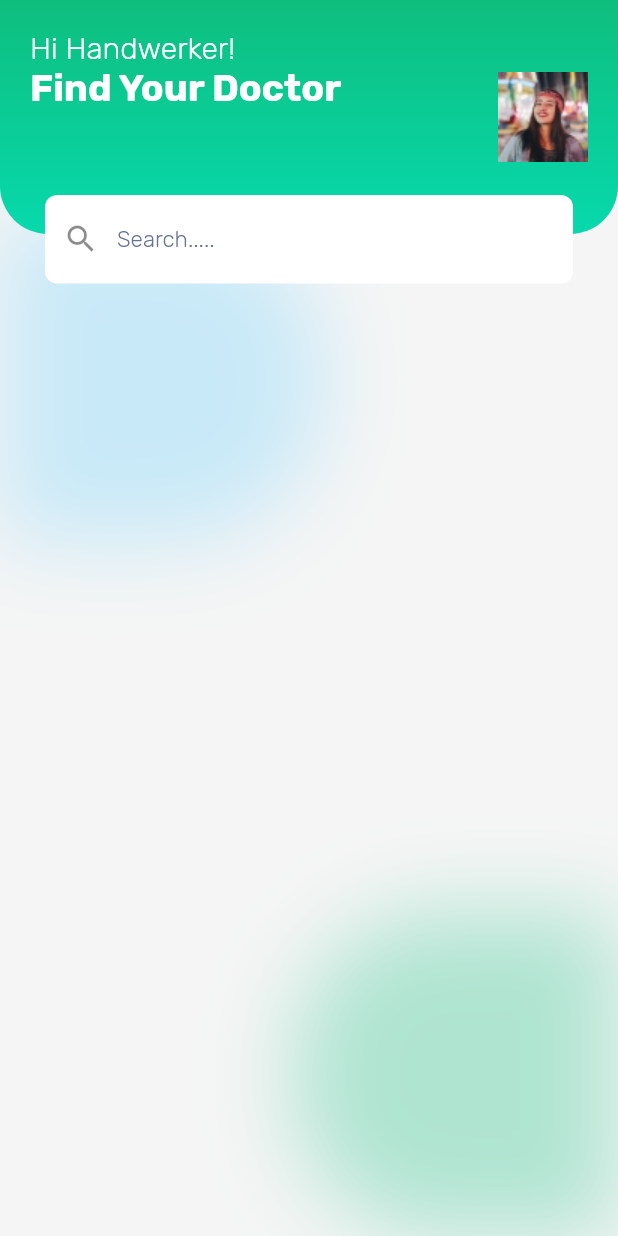
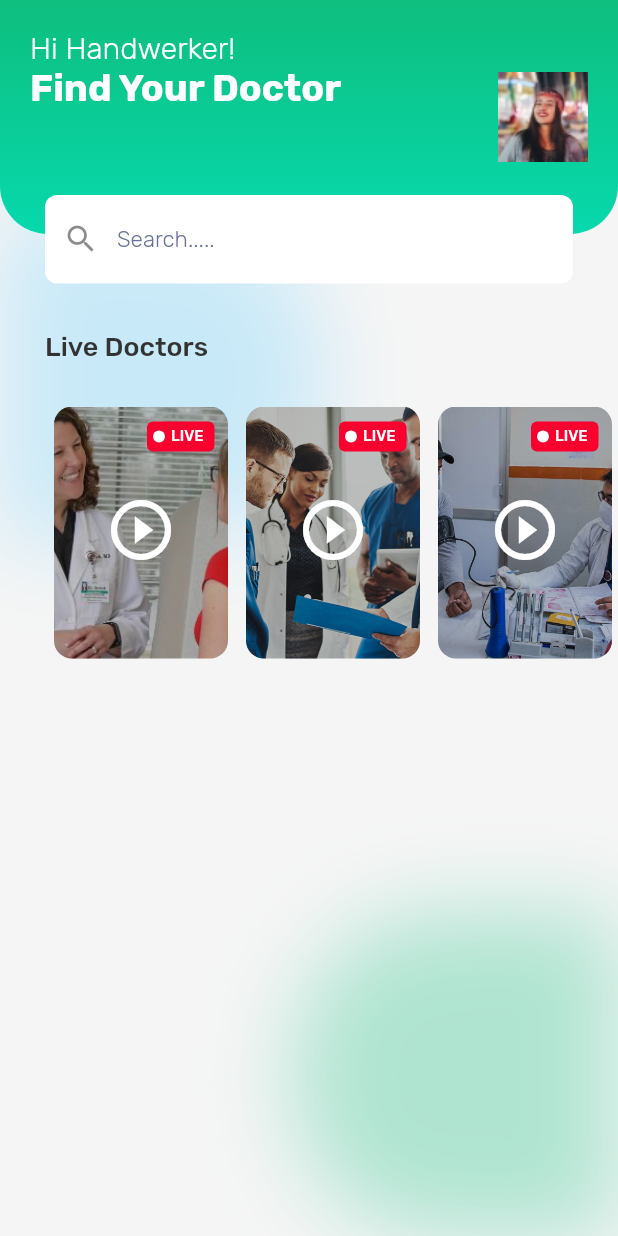
Before and after one commit to mohammad-dehghanifard/flutter_ui_challenge, a Flutter app: the screen it shows after launch, on a phone screen of 412 x 824 dp. Run offline on Flutter 3.47's test engine with Material 3 defaults, Android fonts, the light colour scheme and no system bars; our stand-ins replace carousel_slider, google_fonts, google_nav_bar, readmore, smooth_page_indicator.

Commit message:
doctor app : impl DoctorLiveItem custom widget

```diff
--- a/lib/data/fake_game_data.dart
+++ b/lib/data/fake_game_data.dart
@@ -122,4 +122,6 @@ class FakeData{
        liked: true),
  ];
 
+
+
 }
--- a/lib/doctor_app/screens/doctor_home_screen.dart
+++ b/lib/doctor_app/screens/doctor_home_screen.dart
@@ -1,5 +1,7 @@
 import 'package:flutter/material.dart';
+import 'package:flutter_ui_challenge/data/fake_game_data.dart';
 import 'package:flutter_ui_challenge/doctor_app/widgets/doctor_home_header.dart';
+import 'package:flutter_ui_challenge/doctor_app/widgets/doctor_live_item.dart';
 import 'package:flutter_ui_challenge/doctor_app/widgets/doctor_search_text_field.dart';
 import 'package:google_fonts/google_fonts.dart';
 
@@ -8,6 +10,17 @@ class DoctorHomeScreen extends StatelessWidget {
 
   @override
   Widget build(BuildContext context) {
+
+    final List<String> doctorLives = [
+      "assets/doctor_ui/live1.jpg",
+      "assets/doctor_ui/live3.jpg",
+      "assets/doctor_ui/live2.jpg",
+      "assets/doctor_ui/live1.jpg",
+      "assets/doctor_ui/live3.jpg",
+      "assets/doctor_ui/live1.jpg",
+    ];
+
+
     return Scaffold(
       backgroundColor: Colors.grey.shade100,
       body: SafeArea(
@@ -59,6 +72,34 @@ class DoctorHomeScreen extends StatelessWidget {
                 right: 30,
                 left: 30,
                 child: DoctorSearchTextField(),
+              ),
+              //body
+              Positioned(
+                top: 190,
+                right: 0,
+                left: 0,
+                child: Column(
+                  crossAxisAlignment: CrossAxisAlignment.start,
+                  children: [
+                    // doctor lives
+                    Padding(
+                      padding: const EdgeInsets.all(30),
+                      child: Text("Live Doctors",style: GoogleFonts.rubik(color: const Color(0xFF333333),fontSize: 18,fontWeight: FontWeight.w500)),
+                    ),
+                    SizedBox(
+                      height: 168,
+                      child: ListView.builder(
+                        padding: const EdgeInsets.symmetric(horizontal: 30),
+                          shrinkWrap: true,
+                          scrollDirection: Axis.horizontal,
+                          itemCount: doctorLives.length,
+                          itemBuilder: (context, index) {
+                            return DoctorLiveItem(image: doctorLives[index]);
+                          },
+                      ),
+                    )
+                  ],
+                ),
               )
             ],
           ),
--- /dev/null
+++ b/lib/doctor_app/widgets/doctor_live_item.dart
@@ -0,0 +1,74 @@
+import 'package:flutter/material.dart';
+import 'package:google_fonts/google_fonts.dart';
+
+class DoctorLiveItem extends StatelessWidget {
+  const DoctorLiveItem({
+    super.key,
+    required this.image,
+  });
+
+  final String image;
+
+  @override
+  Widget build(BuildContext context) {
+    return Stack(
+      alignment: Alignment.topRight,
+      children: [
+        // image
+        Container(
+          width: 116,
+          height: 168,
+          margin: const EdgeInsets.symmetric(horizontal: 6),
+          decoration: BoxDecoration(
+              borderRadius: BorderRadius.circular(12)
+          ),
+          foregroundDecoration: BoxDecoration(
+            color: Colors.black.withOpacity(0.20),
+            borderRadius: BorderRadius.circular(12),
+          ),
+          child: ClipRRect(
+              borderRadius: BorderRadius.circular(12),
+              child: Image.asset(image,fit: BoxFit.cover)),
+        ),
+        // live text
+        Positioned(
+          top: 10,
+          right: 15,
+          child: Container(
+            width: 45,
+            height: 20,
+            padding: const EdgeInsets.all(4),
+            decoration: BoxDecoration(
+                color: const Color(0xFFFA002F),
+                borderRadius: BorderRadius.circular(4)
+            ),
+            child: Row(
+              children: [
+                Container(
+                  width: 8,
+                  height: 80,
+                  decoration: const BoxDecoration(
+                      shape: BoxShape.circle,
+                      color: Colors.white
+                  ),
+                ),
+                const SizedBox(width: 4),
+                Text("LIVE",style: GoogleFonts.rubik(color: Colors.white,fontSize: 10,fontWeight: FontWeight.w500)),
+
+              ],
+            ),
+          ),
+        ),
+        // play icon
+        Positioned(
+          right: 0,
+          left : 0,
+          top: 50,
+          child: IconButton(
+              onPressed: () {},
+              icon: const Icon(Icons.play_circle_outline_sharp,color: Colors.white,size: 48,)),
+        )
+      ],
+    );
+  }
+}
```
Also changed, not shown: assets/doctor_ui/live1.jpg (added), assets/doctor_ui/live2.jpg (added), assets/doctor_ui/live3.jpg (added).
